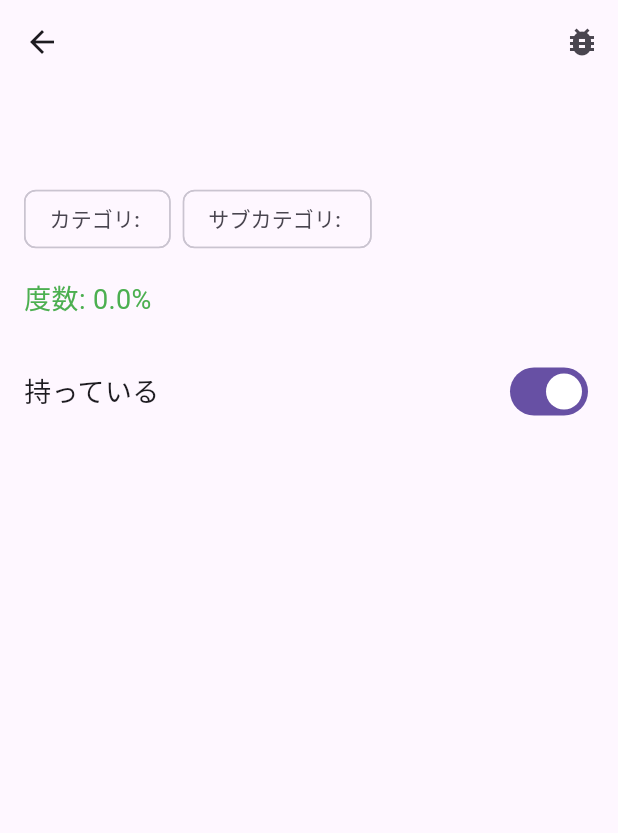
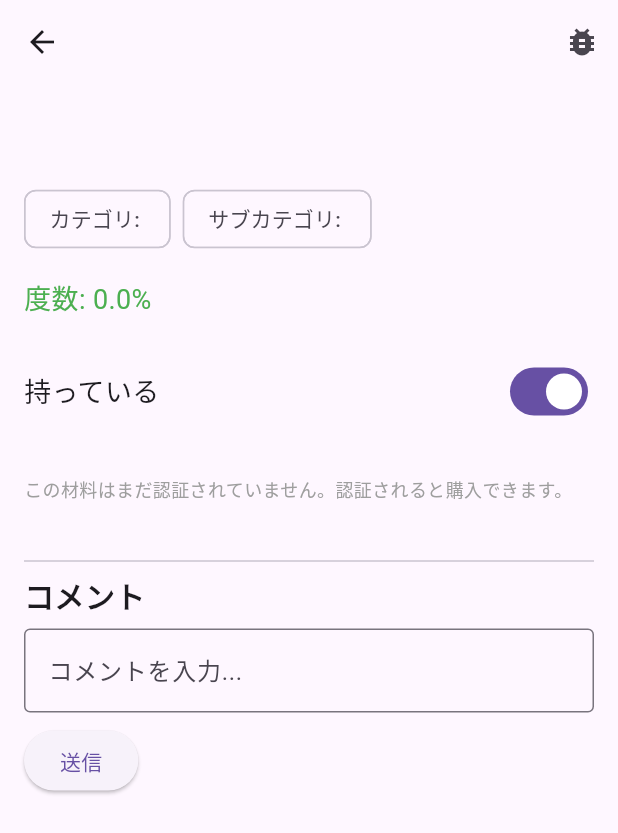
Before and after one commit to takapi-s/Cocktail-Maestro, a Flutter app: the MaterialDetailPage screen opened directly with empty values, on a phone screen of 412 x 824 dp. Shown: the top 833 px of the screen. Run offline on Flutter 3.47's test engine with Material 3 defaults, Android fonts, the light colour scheme and no system bars; our stand-ins replace cached_network_image, cloud_firestore, firebase_auth, firebase_core, flutter_dotenv, google_sign_in and 2 more; accounts and stored records are empty.

Commit message:
コメント機能の追加

```diff
--- a/Flutter/cocktailmaestro/lib/features/cocktail/view/detail/recipe_detail_screen.dart
+++ b/Flutter/cocktailmaestro/lib/features/cocktail/view/detail/recipe_detail_screen.dart
@@ -5,6 +5,7 @@ import 'package:cocktailmaestro/core/providers/material_provider.dart';
 import 'package:cocktailmaestro/core/utils/report_dialog.dart';
 import 'package:cocktailmaestro/features/cocktail/view/detail/recipe_form_screen.dart';
 import 'package:cocktailmaestro/features/mybar/detail/material_detail_page.dart';
+import 'package:cocktailmaestro/widgets/comment_section.dart';
 import 'package:cocktailmaestro/widgets/tag_display.dart';
 import 'package:firebase_auth/firebase_auth.dart';
 import 'package:flutter/foundation.dart';
@@ -420,6 +421,8 @@ class _RecipeDetailScreenState extends State<RecipeDetailScreen> {
                 }),
               ),
               const SizedBox(height: 16),
+              // コメントセクション（コメントがあれば）
+              CommentSection(collectionName: 'recipes', docId: recipe.id),
             ],
           ),
         ),
--- a/Flutter/cocktailmaestro/lib/features/mybar/detail/material_detail_page.dart
+++ b/Flutter/cocktailmaestro/lib/features/mybar/detail/material_detail_page.dart
@@ -1,5 +1,6 @@
 import 'package:cloud_firestore/cloud_firestore.dart';
 import 'package:cocktailmaestro/core/utils/report_dialog.dart';
+import 'package:cocktailmaestro/widgets/comment_section.dart';
 import 'package:firebase_auth/firebase_auth.dart';
 import 'package:flutter/foundation.dart';
 import 'package:flutter/material.dart';
@@ -103,20 +104,20 @@ class _MaterialDetailPageState extends State<MaterialDetailPage> {
       ),
       body:
           _loading
-              ? Center(child: CircularProgressIndicator())
-              : Padding(
+              ? const Center(child: CircularProgressIndicator())
+              : SingleChildScrollView(
                 padding: const EdgeInsets.all(16.0),
                 child: Column(
                   crossAxisAlignment: CrossAxisAlignment.start,
                   children: [
                     Text(
                       widget.material.name,
-                      style: TextStyle(
+                      style: const TextStyle(
                         fontSize: 24,
                         fontWeight: FontWeight.bold,
                       ),
                     ),
-                    SizedBox(height: 16),
+                    const SizedBox(height: 16),
                     Wrap(
                       spacing: 8,
                       children: [
@@ -128,7 +129,7 @@ class _MaterialDetailPageState extends State<MaterialDetailPage> {
                         ),
                       ],
                     ),
-                    SizedBox(height: 16),
+                    const SizedBox(height: 16),
                     Text(
                       '度数: ${widget.material.alcPercent}%',
                       style: TextStyle(
@@ -139,74 +140,63 @@ class _MaterialDetailPageState extends State<MaterialDetailPage> {
                                 : Colors.green,
                       ),
                     ),
-                    SizedBox(height: 24),
+                    const SizedBox(height: 24),
                     Row(
                       mainAxisAlignment: MainAxisAlignment.spaceBetween,
                       children: [
-                        Text('持っている', style: TextStyle(fontSize: 18)),
+                        const Text('持っている', style: TextStyle(fontSize: 18)),
                         Switch(
                           value: _isOwned,
                           onChanged: (value) {
                             setState(() {
-                              _isOwned = value; // 一時的に変更するだけ
+                              _isOwned = value;
                             });
                           },
                         ),
                       ],
                     ),
-                    SizedBox(height: 24),
-                    if (widget
-                        .material
-                        .affiliateUrl
-                        .isNotEmpty) // ✅ URLがある場合のみ表示
-                      Center(
-                        child: Column(
-                          children: [
+                    const SizedBox(height: 24),
+
+                    if (widget.material.affiliateUrl.isNotEmpty)
                       ElevatedButton(
                         onPressed:
-                                  widget
-                                          .material
-                                          .approved // approvedがtrueの場合のみ有効
+                            widget.material.approved
                                 ? () async {
                                   final url = Uri.parse(
                                     widget.material.affiliateUrl,
                                   );
-                                        if (kDebugMode) {
-                                          print(url);
-                                        }
                                   if (await canLaunchUrl(url)) {
                                     await launchUrl(
                                       url,
-                                            mode:
-                                                LaunchMode.externalApplication,
+                                      mode: LaunchMode.externalApplication,
                                     );
                                   } else {
-                                          ScaffoldMessenger.of(
-                                            // ignore: use_build_context_synchronously
-                                            context,
-                                          ).showSnackBar(
-                                            SnackBar(
+                                    ScaffoldMessenger.of(context).showSnackBar(
+                                      const SnackBar(
                                         content: Text('リンクを開けませんでした'),
                                       ),
                                     );
                                   }
                                 }
-                                      : null, // falseならnullでボタン無効化
-                              child: Text('この材料を購入する[楽天]'),
+                                : null,
+                        child: const Text('この材料を購入する [楽天]'),
                       ),
-                            if (!widget.material.approved) // falseの場合説明書き表示
-                              Padding(
-                                padding: const EdgeInsets.only(top: 8.0),
+
+                    if (!widget.material.approved)
+                      const Padding(
+                        padding: EdgeInsets.only(top: 8.0),
                         child: Text(
                           'この材料はまだ認証されていません。認証されると購入できます。',
-                                  style: TextStyle(
-                                    color: Colors.grey,
-                                    fontSize: 12,
+                          style: TextStyle(color: Colors.grey, fontSize: 12),
                         ),
                       ),
-                              ),
-                          ],
-                        ),
+
+                    const SizedBox(height: 32),
+
+                    // コメントセクション
+                    CommentSection(
+                      collectionName: "materials",
+                      docId: widget.material.id,
                     ),
                   ],
                 ),
--- /dev/null
+++ b/Flutter/cocktailmaestro/lib/widgets/comment_section.dart
@@ -0,0 +1,184 @@
+import 'package:cloud_firestore/cloud_firestore.dart';
+import 'package:firebase_auth/firebase_auth.dart';
+import 'package:flutter/material.dart';
+
+class CommentSection extends StatefulWidget {
+  final String collectionName; // e.g. 'recipes'
+  final String docId; // e.g. recipe.id
+
+  const CommentSection({
+    super.key,
+    required this.collectionName,
+    required this.docId,
+  });
+
+  @override
+  State<CommentSection> createState() => _CommentSectionState();
+}
+
+class _CommentSectionState extends State<CommentSection> {
+  final FirebaseFirestore _firestore = FirebaseFirestore.instance;
+  final FirebaseAuth _auth = FirebaseAuth.instance;
+
+  final TextEditingController _controller = TextEditingController();
+  List<Map<String, dynamic>> _comments = [];
+  bool _isSubmitting = false;
+
+  @override
+  void initState() {
+    super.initState();
+    _fetchComments();
+  }
+
+  @override
+  void dispose() {
+    _controller.dispose();
+    super.dispose();
+  }
+
+  Future<void> _fetchComments() async {
+    final snapshot =
+        await _firestore
+            .collection(widget.collectionName)
+            .doc(widget.docId)
+            .collection('comments')
+            .orderBy('timestamp', descending: true)
+            .get();
+
+    setState(() {
+      _comments =
+          snapshot.docs.map((doc) {
+            final data = doc.data();
+            data['id'] = doc.id; // コメントIDを保存しておく（削除に使う）
+            return data;
+          }).toList();
+    });
+  }
+
+  Future<void> _submitComment() async {
+    final comment = _controller.text.trim();
+    if (comment.isEmpty || _isSubmitting) return;
+
+    setState(() => _isSubmitting = true);
+
+    final user = _auth.currentUser!;
+    final nickname = user.displayName ?? '匿名';
+
+    await _firestore
+        .collection(widget.collectionName)
+        .doc(widget.docId)
+        .collection('comments')
+        .add({
+          'userId': user.uid,
+          'nickname': nickname,
+          'comment': comment,
+          'timestamp': FieldValue.serverTimestamp(),
+        });
+
+    _controller.clear();
+    setState(() => _isSubmitting = false);
+    await _fetchComments();
+  }
+
+  Future<void> _deleteComment(String commentId) async {
+    final user = _auth.currentUser!;
+    final commentRef = _firestore
+        .collection(widget.collectionName)
+        .doc(widget.docId)
+        .collection('comments')
+        .doc(commentId);
+
+    final snapshot = await commentRef.get();
+    if (snapshot.exists && snapshot.data()?['userId'] == user.uid) {
+      await commentRef.delete();
+      await _fetchComments();
+    }
+  }
+
+  @override
+  Widget build(BuildContext context) {
+    final currentUser = _auth.currentUser;
+
+    return Column(
+      crossAxisAlignment: CrossAxisAlignment.start,
+      children: [
+        const Divider(thickness: 1),
+        const Text(
+          'コメント',
+          style: TextStyle(fontSize: 20, fontWeight: FontWeight.bold),
+        ),
+        const SizedBox(height: 8),
+
+        ..._comments.map((c) {
+          final isOwn = c['userId'] == currentUser?.uid;
+          return Padding(
+            padding: const EdgeInsets.symmetric(vertical: 4),
+            child: Row(
+              crossAxisAlignment: CrossAxisAlignment.start,
+              children: [
+                const Icon(Icons.comment, size: 20),
+                const SizedBox(width: 8),
+                Expanded(
+                  child: Column(
+                    crossAxisAlignment: CrossAxisAlignment.start,
+                    children: [
+                      Row(
+                        children: [
+                          Text(
+                            c['nickname'] ?? '名無し',
+                            style: const TextStyle(fontWeight: FontWeight.bold),
+                          ),
+                          const SizedBox(width: 8),
+                          Text(
+                            c['timestamp'] != null
+                                ? (c['timestamp'] as Timestamp)
+                                    .toDate()
+                                    .toLocal()
+                                    .toString()
+                                    .substring(0, 16)
+                                : '',
+                            style: const TextStyle(
+                              fontSize: 12,
+                              color: Colors.grey,
+                            ),
+                          ),
+                          if (isOwn)
+                            IconButton(
+                              icon: const Icon(
+                                Icons.delete,
+                                size: 20,
+                                color: Colors.redAccent,
+                              ),
+                              onPressed: () async {
+                                await _deleteComment(c['id']);
+                              },
+                            ),
+                        ],
+                      ),
+                      Text(c['comment'] ?? ''),
+                      const Divider(),
+                    ],
+                  ),
+                ),
+              ],
+            ),
+          );
+        }),
+
+        TextField(
+          controller: _controller,
+          maxLines: null,
+          decoration: const InputDecoration(
+            labelText: 'コメントを入力...',
+            border: OutlineInputBorder(),
+          ),
+        ),
+        const SizedBox(height: 8),
+        ElevatedButton(
+          onPressed: _isSubmitting ? null : _submitComment,
+          child: const Text('送信'),
+        ),
+      ],
+    );
+  }
+}
```
Lines whose indentation alone changed are shown as unchanged.
